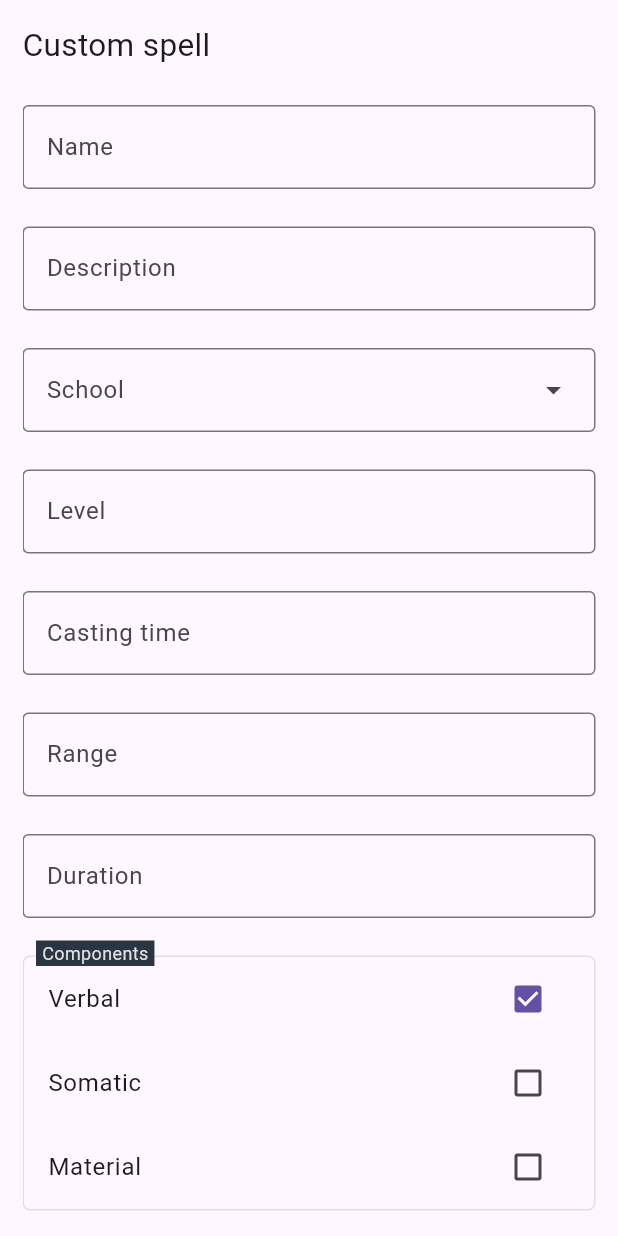
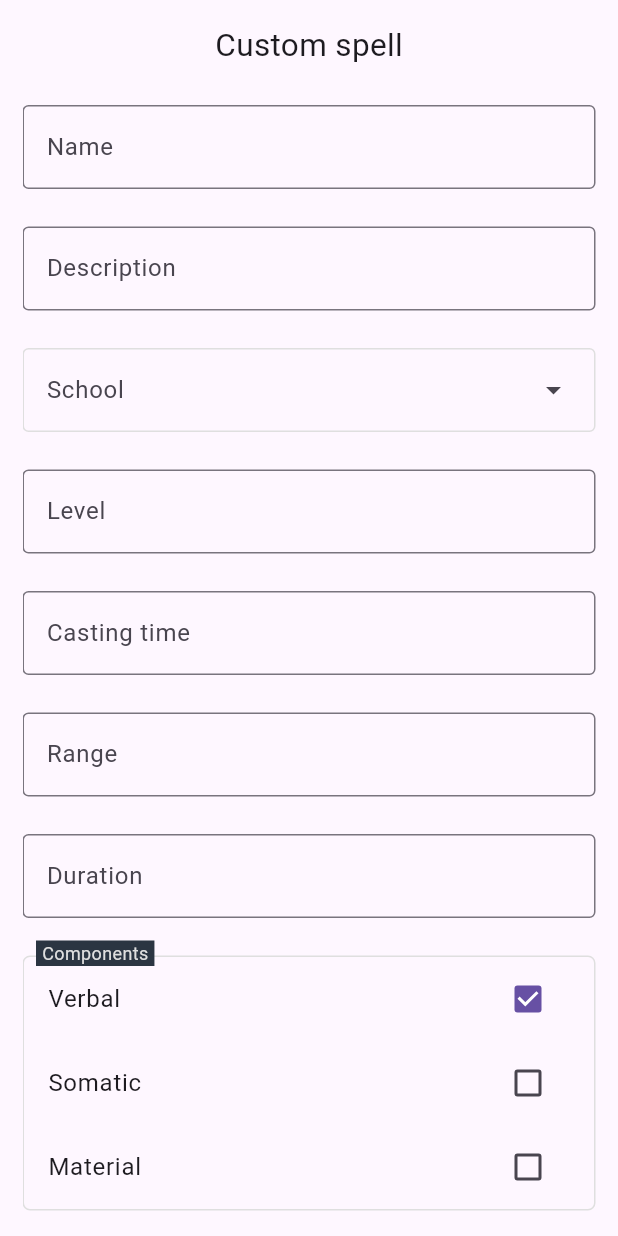
Before and after one commit to NielsKuipers/dndapp, a Flutter app: the AddSpell widget shown alone on an empty page, opened directly, after a tap on "Verbal", on a phone screen of 412 x 824 dp. Run offline on Flutter 3.47's test engine with Material 3 defaults, Android fonts, the phone set to English and light mode, and no system bars.

Commit message:
finished add spell form

```diff
--- a/lib/widgets/spells/views/addSpell.dart
+++ b/lib/widgets/spells/views/addSpell.dart
@@ -1,3 +1,6 @@
+import 'dart:collection';
+import 'dart:developer';
+
 import 'package:dndapp/widgets/form/validators.dart';
 import 'package:dndapp/widgets/spells/schools.dart';
 import 'package:flutter/material.dart';
@@ -10,9 +13,8 @@ class AddSpell extends StatefulWidget {
 }
 
 class _AddSpellState extends State<AddSpell> {
+  Map<String, String> formData = {"components": ""};
   final formKey = GlobalKey<FormState>();
-  final TextEditingController schoolController = TextEditingController();
-  List<String> componentChecked = [];
   bool hasComponent = true;
   bool schoolPicked = true;
 
@@ -23,7 +25,8 @@ class _AddSpellState extends State<AddSpell> {
         key: formKey,
         child: Container(
           padding: const EdgeInsets.symmetric(vertical: 15, horizontal: 15),
-          child: ListView(
+          child: SingleChildScrollView(
+            child: Column(
               children: [
                 const Text('Custom spell', style: TextStyle(fontSize: 21)),
                 const Divider(
@@ -31,6 +34,7 @@ class _AddSpellState extends State<AddSpell> {
                   color: Colors.transparent,
                 ),
                 TextFormField(
+                  onSaved: (val) => formData['name'] = val!,
                   decoration: const InputDecoration(
                       border: OutlineInputBorder(), labelText: "Name"),
                   validator: (value) => requiredField(value, "name"),
@@ -40,6 +44,7 @@ class _AddSpellState extends State<AddSpell> {
                   color: Colors.transparent,
                 ),
                 TextFormField(
+                  onSaved: (val) => formData['description'] = val!,
                   keyboardType: TextInputType.multiline,
                   maxLines: null,
                   decoration: const InputDecoration(
@@ -50,17 +55,33 @@ class _AddSpellState extends State<AddSpell> {
                   height: 25,
                   color: Colors.transparent,
                 ),
-              DropdownMenu<MagicSchool>(
+                //wrapped the dropdown in a listener to unfocus the other inputs on tap cause flutter sucks
+                Listener(
+                  onPointerDown: (event) =>
+                      FocusManager.instance.primaryFocus?.unfocus(),
+                  child: DropdownMenu<MagicSchool>(
+                    inputDecorationTheme: InputDecorationTheme(
+                      enabledBorder: OutlineInputBorder(
+                        borderSide: BorderSide(
+                          color: schoolPicked
+                              ? const Color(0xFFDFDFDF)
+                              : const Color(0xFFba3931),
+                        ),
+                      ),
+                    ),
+                    onSelected: (val) => formData['school'] = val!.string,
                     dropdownMenuEntries: getDropdownItems(MagicSchool.values),
-                controller: schoolController,
                     label: const Text("School"),
                     width: constraints.maxWidth - 30,
                   ),
+                ),
+                if (!schoolPicked) getErrorMessage("Please select a school."),
                 const Divider(
                   height: 25,
                   color: Colors.transparent,
                 ),
                 TextFormField(
+                  onSaved: (val) => formData['level'] = val!,
                   keyboardType: TextInputType.number,
                   decoration: const InputDecoration(
                       border: OutlineInputBorder(), labelText: "Level"),
@@ -71,6 +92,7 @@ class _AddSpellState extends State<AddSpell> {
                   color: Colors.transparent,
                 ),
                 TextFormField(
+                  onSaved: (val) => formData['castingTime'] = val!,
                   decoration: const InputDecoration(
                       border: OutlineInputBorder(), labelText: "Casting time"),
                   validator: (value) => requiredField(value, "Casting time"),
@@ -80,6 +102,7 @@ class _AddSpellState extends State<AddSpell> {
                   color: Colors.transparent,
                 ),
                 TextFormField(
+                  onSaved: (val) => formData['range'] = val!,
                   decoration: const InputDecoration(
                       border: OutlineInputBorder(), labelText: "Range"),
                   validator: (value) => requiredField(value, "range"),
@@ -89,6 +112,7 @@ class _AddSpellState extends State<AddSpell> {
                   color: Colors.transparent,
                 ),
                 TextFormField(
+                  onSaved: (val) => formData['duration'] = val!,
                   decoration: const InputDecoration(
                       border: OutlineInputBorder(), labelText: "Duration"),
                   validator: (value) => requiredField(value, "duration"),
@@ -106,34 +130,28 @@ class _AddSpellState extends State<AddSpell> {
                       child: Column(children: [
                         CheckboxListTile(
                           title: const Text('Verbal'),
-                        value: componentChecked.contains("V"),
+                          value: formData["components"]?.contains("V"),
                           onChanged: (value) {
                             setState(() {
-                            componentChecked.contains("V")
-                                ? componentChecked.remove("V")
-                                : componentChecked.add("V");
+                              setCheckboxValue("V");
                             });
                           },
                         ),
                         CheckboxListTile(
                           title: const Text('Somatic'),
-                        value: componentChecked.contains("S"),
+                          value: formData["components"]?.contains("S"),
                           onChanged: (value) {
                             setState(() {
-                            componentChecked.contains("S")
-                                ? componentChecked.remove("S")
-                                : componentChecked.add("S");
+                              setCheckboxValue("S");
                             });
                           },
                         ),
                         CheckboxListTile(
                           title: const Text('Material'),
-                        value: componentChecked.contains("M"),
+                          value: formData["components"]?.contains("M"),
                           onChanged: (value) {
                             setState(() {
-                            componentChecked.contains("M")
-                                ? componentChecked.remove("M")
-                                : componentChecked.add("M");
+                              setCheckboxValue("M");
                             });
                           },
                         ),
@@ -144,7 +162,8 @@ class _AddSpellState extends State<AddSpell> {
                       left: 9,
                       child: Container(
                         padding: const EdgeInsets.only(right: 4, left: 4),
-                      decoration: const BoxDecoration(color: Color(0xff2B3542)),
+                        decoration:
+                            const BoxDecoration(color: Color(0xff2B3542)),
                         child: const Text(
                           "Components",
                           style: TextStyle(
@@ -157,21 +176,19 @@ class _AddSpellState extends State<AddSpell> {
                   ],
                 ),
                 if (!hasComponent)
-                Container(
-                    padding: const EdgeInsets.only(left: 15, top: 9),
-                    child: const Text(
-                      "Please select at least 1 component.",
-                      style: TextStyle(color: Color(0xFFEC4C41), fontSize: 12),
-                    )),
+                  getErrorMessage("Please select at least 1 component."),
                 const Divider(
                   height: 25,
                   color: Colors.transparent,
                 ),
-              if (componentChecked.contains("M")) ...[
+                if (formData["components"]!.contains("M")) ...[
                   TextFormField(
+                    onSaved: (val) => formData['componentExtra'] = val!,
                     decoration: const InputDecoration(
                         border: OutlineInputBorder(),
                         labelText: "Material component"),
+                    validator: (value) =>
+                        requiredField(value, "material component"),
                   ),
                   const Divider(
                     height: 25,
@@ -179,6 +196,7 @@ class _AddSpellState extends State<AddSpell> {
                   ),
                 ],
                 TextFormField(
+                  // onSaved: (val) => formData['Name'] = val!,
                   keyboardType: TextInputType.multiline,
                   maxLines: null,
                   decoration: const InputDecoration(
@@ -191,20 +209,45 @@ class _AddSpellState extends State<AddSpell> {
                 ),
                 ElevatedButton(
                   onPressed: () {
-                    if (componentChecked.isEmpty)
+                    if (formData["components"]!.isEmpty) {
                       setState(() => hasComponent = false);
-                    else
+                    } else {
                       setState(() => hasComponent = true);
+                    }
 
-                    if (!formKey.currentState!.validate() || !hasComponent)
-                      return;
+                    if (formData["school"] != null) {
+                      setState(() => schoolPicked = true);
+                    } else {
+                      setState(() => schoolPicked = false);
+                    }
+
+                    if (!formKey.currentState!.validate() ||
+                        formData["components"]!.isEmpty) return;
+
+                    formKey.currentState!.save();
+
+                    formData.forEach((key, value) {
+                      log(value);
+                    });
                   },
-                  child: const Text("Create"))
+                  child: const Text("Create"),
+                )
               ],
+            ),
           ),
         ),
       );
     });
+  }
+
+  // logic for checking and unchecking the checkboxes
+  void setCheckboxValue(String component) {
+    if (formData["components"]!.contains(component)) {
+      formData["components"] =
+          formData["components"]!.replaceFirst(component, "");
+    } else {
+      formData["components"] = formData["components"]! + component;
+    }
   }
 
   getDropdownItems(List<MagicSchool> items) {
```
Also changed, not shown: lib/widgets/form/validators.dart (+12 -0 lines). Lines whose indentation alone changed are shown as unchanged.
